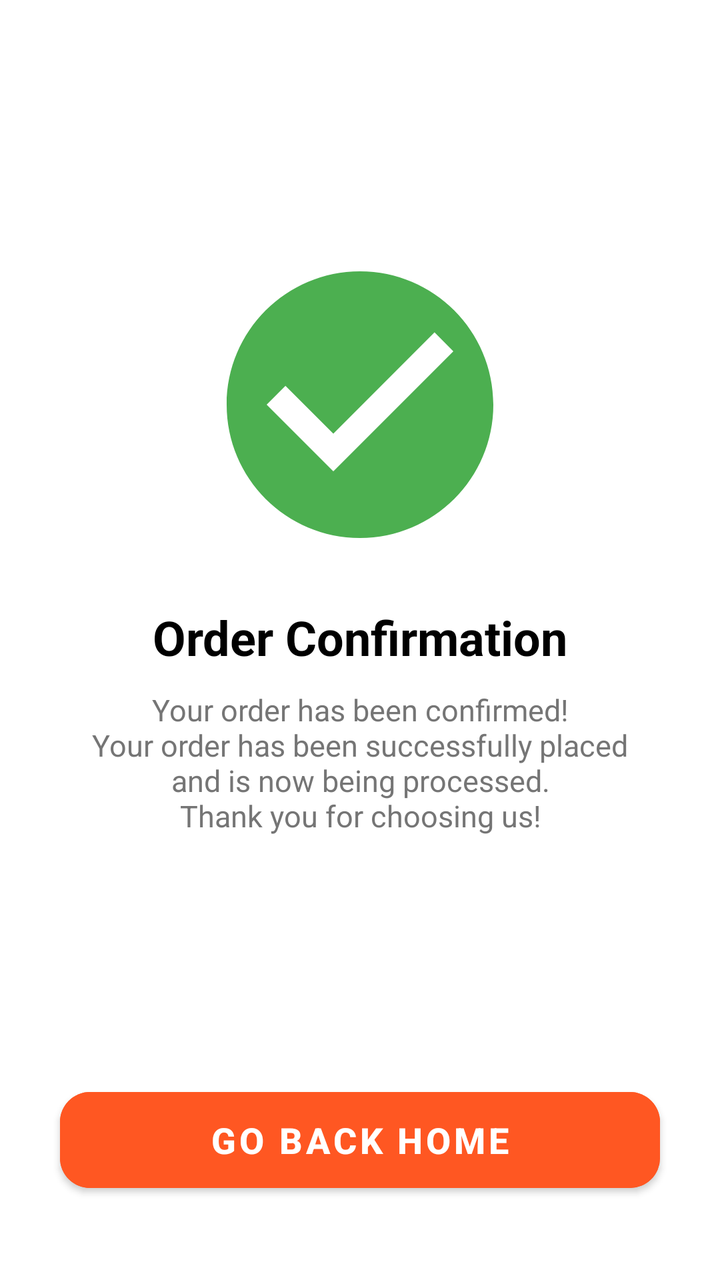
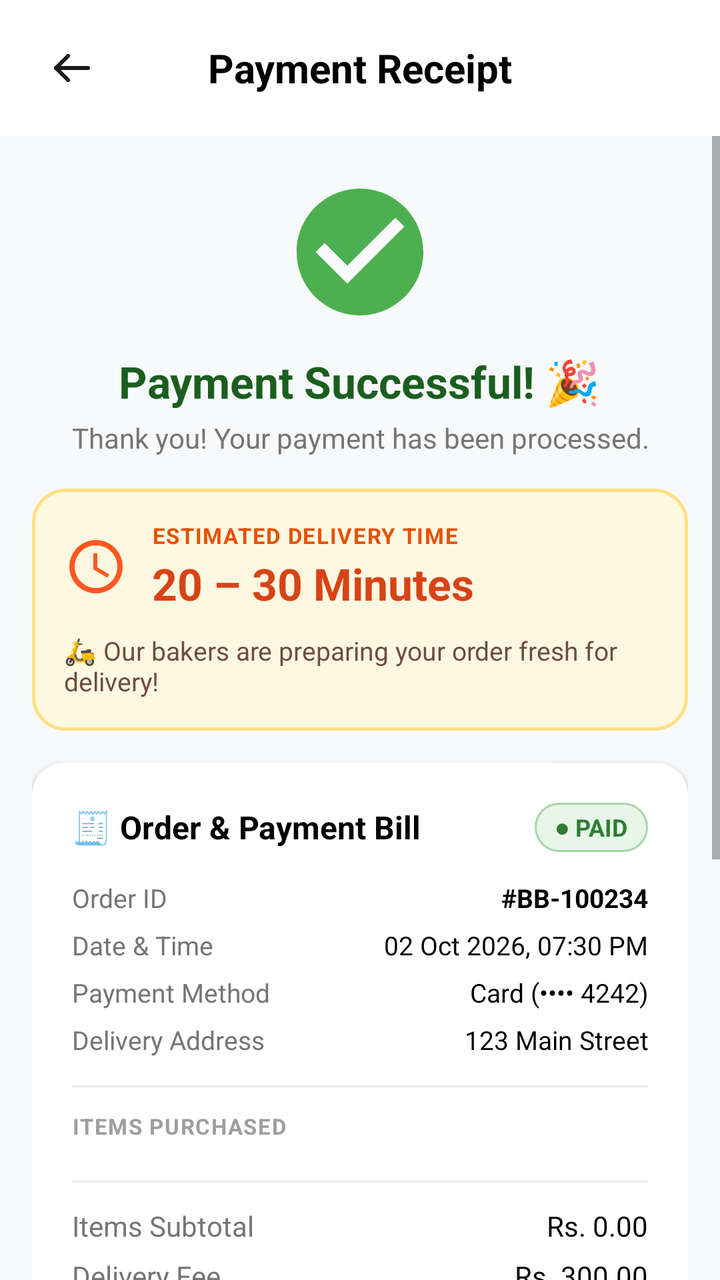

Screens rendered from an Android XML layout before and after an edit, with the pre-edit source and the edit as a unified diff.
<!-- AndroidManifest.xml: application theme Theme.BakeBlissBakery -->
<!-- res/layout/activity_order_confirm.xml -->
<?xml version="1.0" encoding="utf-8"?>
<androidx.constraintlayout.widget.ConstraintLayout xmlns:android="http://schemas.android.com/apk/res/android"
    xmlns:app="http://schemas.android.com/apk/res-auto"
    xmlns:tools="http://schemas.android.com/tools"
    android:id="@+id/main_order_confirm_layout"
    android:layout_width="match_parent"
    android:layout_height="match_parent"
    android:background="#FFFFFF">

    <ImageView
        android:id="@+id/imageViewTick"
        android:layout_width="160dp"
        android:layout_height="160dp"
        android:layout_marginBottom="20dp"
        app:layout_constraintBottom_toTopOf="@+id/tvOrderConfirmTitle"
        app:layout_constraintEnd_toEndOf="parent"
        app:layout_constraintStart_toStartOf="parent"
        app:layout_constraintTop_toTopOf="parent"
        app:layout_constraintVertical_chainStyle="packed"
        app:srcCompat="@drawable/ic_order_success" />

    <TextView
        android:id="@+id/tvOrderConfirmTitle"
        android:layout_width="wrap_content"
        android:layout_height="wrap_content"
        android:layout_marginBottom="10dp"
        android:text="Order Confirmation"
        android:textColor="@color/black"
        android:textSize="24sp"
        android:textStyle="bold"
        app:layout_constraintBottom_toTopOf="@+id/tvOrderConfirmSub"
        app:layout_constraintEnd_toEndOf="parent"
        app:layout_constraintStart_toStartOf="parent"
        app:layout_constraintTop_toBottomOf="@+id/imageViewTick" />

    <TextView
        android:id="@+id/tvOrderConfirmSub"
        android:layout_width="0dp"
        android:layout_height="wrap_content"
        android:layout_marginHorizontal="40dp"
        android:text="Your order has been confirmed!\nYour order has been successfully placed and is now being processed.\nThank you for choosing us!"
        android:textAlignment="center"
        android:textColor="#757575"
        android:textSize="15sp"
        app:layout_constraintBottom_toTopOf="@+id/btnGoHome"
        app:layout_constraintEnd_toEndOf="parent"
        app:layout_constraintStart_toStartOf="parent"
        app:layout_constraintTop_toBottomOf="@+id/tvOrderConfirmTitle" />

    <Button
        android:id="@+id/btnGoHome"
        android:layout_width="match_parent"
        android:layout_height="60dp"
        android:layout_marginHorizontal="30dp"
        android:layout_marginBottom="40dp"
        android:backgroundTint="#FF5722"
        android:text="Go Back Home"
        android:textColor="@color/white"
        android:textSize="18sp"
        android:textStyle="bold"
        app:cornerRadius="15dp"
        app:layout_constraintBottom_toBottomOf="parent"
        app:layout_constraintEnd_toEndOf="parent"
        app:layout_constraintStart_toStartOf="parent" />

</androidx.constraintlayout.widget.ConstraintLayout>
<!-- resources referenced by this layout -->
<resources>
  <color name="black">#FF000000</color>
  <color name="white">#FFFFFFFF</color>
  <!-- drawable ic_order_success (drawable) -->
  <?xml version="1.0" encoding="utf-8"?>
  <vector xmlns:android="http://schemas.android.com/apk/res/android"
      android:width="100dp"
      android:height="100dp"
      android:viewportWidth="24"
      android:viewportHeight="24">
      <path
          android:fillColor="#4CAF50"
          android:pathData="M12,2C6.48,2 2,6.48 2,12s4.48,10 10,10 10,-4.48 10,-10S17.52,2 12,2zM10,17l-5,-5 1.41,-1.41L10,14.17l7.59,-7.59L19,8l-9,9z"/>
  </vector>
  <style name="Theme.BakeBlissBakery" parent="Theme.MaterialComponents.Light.NoActionBar">
          <item name="colorPrimary">@color/colorPrimary</item>
          <item name="colorPrimaryDark">@color/colorPrimaryDark</item>
          <item name="colorAccent">@color/colorAccent</item>
          <item name="android:statusBarColor">@color/white</item>
          <item name="android:windowLightStatusBar">true</item>
      </style>
  <color name="colorPrimary">#FF4B1F</color>
  <color name="colorPrimaryDark">#D84315</color>
  <color name="colorAccent">#FF5722</color>
</resources>

<!-- the commit's change to res/layout/activity_order_confirm.xml (unified diff, before → after) -->
@@ -5,62 +5,465 @@
     android:id="@+id/main_order_confirm_layout"
     android:layout_width="match_parent"
     android:layout_height="match_parent"
-    android:background="#FFFFFF">
-
-    <ImageView
-        android:id="@+id/imageViewTick"
-        android:layout_width="160dp"
-        android:layout_height="160dp"
-        android:layout_marginBottom="20dp"
-        app:layout_constraintBottom_toTopOf="@+id/tvOrderConfirmTitle"
-        app:layout_constraintEnd_toEndOf="parent"
-        app:layout_constraintStart_toStartOf="parent"
-        app:layout_constraintTop_toTopOf="parent"
-        app:layout_constraintVertical_chainStyle="packed"
-        app:srcCompat="@drawable/ic_order_success" />
-
-    <TextView
-        android:id="@+id/tvOrderConfirmTitle"
-        android:layout_width="wrap_content"
+    android:background="#F8F9FA">
+
+    
+    <LinearLayout
+        android:id="@+id/topBarOrderConfirm"
+        android:layout_width="match_parent"
         android:layout_height="wrap_content"
-        android:layout_marginBottom="10dp"
-        android:text="Order Confirmation"
-        android:textColor="@color/black"
-        android:textSize="24sp"
-        android:textStyle="bold"
-        app:layout_constraintBottom_toTopOf="@+id/tvOrderConfirmSub"
-        app:layout_constraintEnd_toEndOf="parent"
-        app:layout_constraintStart_toStartOf="parent"
-        app:layout_constraintTop_toBottomOf="@+id/imageViewTick" />
-
-    <TextView
-        android:id="@+id/tvOrderConfirmSub"
-        android:layout_width="0dp"
-        android:layout_height="wrap_content"
-        android:layout_marginHorizontal="40dp"
-        android:text="Your order has been confirmed!\nYour order has been successfully placed and is now being processed.\nThank you for choosing us!"
-        android:textAlignment="center"
-        android:textColor="#757575"
-        android:textSize="15sp"
-        app:layout_constraintBottom_toTopOf="@+id/btnGoHome"
-        app:layout_constraintEnd_toEndOf="parent"
-        app:layout_constraintStart_toStartOf="parent"
-        app:layout_constraintTop_toBottomOf="@+id/tvOrderConfirmTitle" />
-
-    <Button
-        android:id="@+id/btnGoHome"
+        android:orientation="horizontal"
+        android:gravity="center_vertical"
+        android:paddingHorizontal="16dp"
+        android:paddingVertical="14dp"
+        android:background="@color/white"
+        app:layout_constraintTop_toTopOf="parent">
+
+        <ImageView
+            android:id="@+id/btnBackOrderConfirm"
+            android:layout_width="40dp"
+            android:layout_height="40dp"
+            android:src="@drawable/ic_back_arrow"
+            android:padding="8dp"
+            android:background="?attr/selectableItemBackgroundBorderless"
+            android:clickable="true"
+            android:focusable="true"
+            android:contentDescription="Back" />
+
+        <TextView
+            android:layout_width="0dp"
+            android:layout_weight="1"
+            android:layout_height="wrap_content"
+            android:text="Payment Receipt"
+            android:textSize="20sp"
+            android:textStyle="bold"
+            android:textColor="@color/black"
+            android:gravity="center"
+            android:layout_marginEnd="40dp" />
+    </LinearLayout>
+
+    
+    <ScrollView
         android:layout_width="match_parent"
-        android:layout_height="60dp"
-        android:layout_marginHorizontal="30dp"
-        android:layout_marginBottom="40dp"
-        android:backgroundTint="#FF5722"
-        android:text="Go Back Home"
-        android:textColor="@color/white"
-        android:textSize="18sp"
-        android:textStyle="bold"
-        app:cornerRadius="15dp"
-        app:layout_constraintBottom_toBottomOf="parent"
-        app:layout_constraintEnd_toEndOf="parent"
-        app:layout_constraintStart_toStartOf="parent" />
+        android:layout_height="0dp"
+        android:fillViewport="true"
+        app:layout_constraintTop_toBottomOf="@id/topBarOrderConfirm"
+        app:layout_constraintBottom_toBottomOf="parent">
+
+        <LinearLayout
+            android:layout_width="match_parent"
+            android:layout_height="wrap_content"
+            android:orientation="vertical"
+            android:paddingHorizontal="16dp"
+            android:paddingTop="20dp"
+            android:paddingBottom="30dp">
+
+            
+            <LinearLayout
+                android:layout_width="match_parent"
+                android:layout_height="wrap_content"
+                android:orientation="vertical"
+                android:gravity="center_horizontal"
+                android:layout_marginBottom="16dp">
+
+                <ImageView
+                    android:id="@+id/imageViewTick"
+                    android:layout_width="76dp"
+                    android:layout_height="76dp"
+                    android:src="@drawable/ic_order_success" />
+
+                <TextView
+                    android:id="@+id/tvOrderConfirmTitle"
+                    android:layout_width="wrap_content"
+                    android:layout_height="wrap_content"
+                    android:layout_marginTop="12dp"
+                    android:text="Payment Successful! 🎉"
+                    android:textColor="#1B5E20"
+                    android:textSize="22sp"
+                    android:textStyle="bold" />
+
+                <TextView
+                    android:id="@+id/tvOrderConfirmSub"
+                    android:layout_width="wrap_content"
+                    android:layout_height="wrap_content"
+                    android:layout_marginTop="4dp"
+                    android:text="Thank you! Your payment has been processed."
+                    android:textColor="#757575"
+                    android:textSize="14sp"
+                    android:textAlignment="center" />
+            </LinearLayout>
+
+            
+            <LinearLayout
+                android:layout_width="match_parent"
+                android:layout_height="wrap_content"
+                android:background="@drawable/bg_delivery_card"
+                android:orientation="vertical"
+                android:padding="16dp"
+                android:layout_marginBottom="16dp">
+
+                <LinearLayout
+                    android:layout_width="match_parent"
+                    android:layout_height="wrap_content"
+                    android:orientation="horizontal"
+                    android:gravity="center_vertical">
+
+                    <ImageView
+                        android:layout_width="32dp"
+                        android:layout_height="32dp"
+                        android:src="@drawable/ic_clock"
+                        android:contentDescription="Delivery Time" />
+
+                    <LinearLayout
+                        android:layout_width="0dp"
+                        android:layout_height="wrap_content"
+                        android:layout_weight="1"
+                        android:layout_marginStart="12dp"
+                        android:orientation="vertical">
+
+                        <TextView
+                            android:layout_width="wrap_content"
+                            android:layout_height="wrap_content"
+                            android:text="ESTIMATED DELIVERY TIME"
+                            android:textColor="#E65100"
+                            android:textSize="11sp"
+                            android:textStyle="bold"
+                            android:letterSpacing="0.05" />
+
+                        <TextView
+                            android:id="@+id/tvEstimatedDeliveryTime"
+                            android:layout_width="wrap_content"
+                            android:layout_height="wrap_content"
+                            android:layout_marginTop="2dp"
+                            android:text="20 – 30 Minutes"
+                            android:textColor="#D84315"
+                            android:textSize="22sp"
+                            android:textStyle="bold" />
+                    </LinearLayout>
+                </LinearLayout>
+
+                <TextView
+                    android:layout_width="match_parent"
+                    android:layout_height="wrap_content"
+                    android:layout_marginTop="10dp"
+                    android:text="🛵 Our bakers are preparing your order fresh for delivery!"
+                    android:textColor="#6D4C41"
+                    android:textSize="13sp" />
+            </LinearLayout>
+
+            
+            <androidx.cardview.widget.CardView
+                android:layout_width="match_parent"
+                android:layout_height="wrap_content"
+                android:layout_marginBottom="16dp"
+                app:cardBackgroundColor="@color/white"
+                app:cardCornerRadius="16dp"
+                app:cardElevation="3dp">
+
+                <LinearLayout
+                    android:layout_width="match_parent"
+                    android:layout_height="wrap_content"
+                    android:orientation="vertical"
+                    android:padding="20dp">
+
+                    
+                    <LinearLayout
+                        android:layout_width="match_parent"
+                        android:layout_height="wrap_content"
+                        android:orientation="horizontal"
+                        android:gravity="center_vertical"
+                        android:layout_marginBottom="14dp">
+
+                        <TextView
+                            android:layout_width="0dp"
+                            android:layout_weight="1"
+                            android:layout_height="wrap_content"
+                            android:text="🧾 Order &amp; Payment Bill"
+                            android:textColor="@color/black"
+                            android:textSize="16sp"
+                            android:textStyle="bold" />
+
+                        <TextView
+                            android:id="@+id/tvPaymentStatusBadge"
+                            android:layout_width="wrap_content"
+                            android:layout_height="wrap_content"
+                            android:text="● PAID"
+                            android:textColor="#2E7D32"
+                            android:textSize="12sp"
+                            android:textStyle="bold"
+                            android:background="@drawable/bg_paid_badge"
+                            android:paddingHorizontal="10dp"
+                            android:paddingVertical="4dp" />
+                    </LinearLayout>
+
+                    
+                    <LinearLayout
+                        android:layout_width="match_parent"
+                        android:layout_height="wrap_content"
+                        android:orientation="horizontal"
+                        android:layout_marginBottom="6dp">
+
+                        <TextView
+                            android:layout_width="120dp"
+                            android:layout_height="wrap_content"
+                            android:text="Order ID"
+                            android:textColor="#757575"
+                            android:textSize="13sp" />
+
+                        <TextView
+                            android:id="@+id/tvReceiptOrderId"
+                            android:layout_width="0dp"
+                            android:layout_weight="1"
+                            android:layout_height="wrap_content"
+                            android:text="#BB-100234"
+                            android:textColor="@color/black"
+                            android:textStyle="bold"
+                            android:textSize="13sp"
+                            android:gravity="end" />
+                    </LinearLayout>
+
+                    <LinearLayout
+                        android:layout_width="match_parent"
+                        android:layout_height="wrap_content"
+                        android:orientation="horizontal"
+                        android:layout_marginBottom="6dp">
+
+                        <TextView
+                            android:layout_width="120dp"
+                            android:layout_height="wrap_content"
+                            android:text="Date &amp; Time"
+                            android:textColor="#757575"
+                            android:textSize="13sp" />
+
+                        <TextView
+                            android:id="@+id/tvReceiptDate"
+                            android:layout_width="0dp"
+                            android:layout_weight="1"
+                            android:layout_height="wrap_content"
+                            android:text="02 Oct 2026, 07:30 PM"
+                            android:textColor="@color/black"
+                            android:textSize="13sp"
+                            android:gravity="end" />
+                    </LinearLayout>
+
+                    <LinearLayout
+                        android:layout_width="match_parent"
+                        android:layout_height="wrap_content"
+                        android:orientation="horizontal"
+                        android:layout_marginBottom="6dp">
+
+                        <TextView
+                            android:layout_width="120dp"
+                            android:layout_height="wrap_content"
+                            android:text="Payment Method"
+                            android:textColor="#757575"
+                            android:textSize="13sp" />
+
+                        <TextView
+                            android:id="@+id/tvReceiptPaymentMethod"
+                            android:layout_width="0dp"
+                            android:layout_weight="1"
+                            android:layout_height="wrap_content"
+                            android:text="Card (•••• 4242)"
+                            android:textColor="@color/black"
+                            android:textSize="13sp"
+                            android:gravity="end" />
+                    </LinearLayout>
+
+                    <LinearLayout
+                        android:layout_width="match_parent"
+                        android:layout_height="wrap_content"
+                        android:orientation="horizontal"
+                        android:layout_marginBottom="14dp">
+
+                        <TextView
+                            android:layout_width="120dp"
+                            android:layout_height="wrap_content"
+                            android:text="Delivery Address"
+                            android:textColor="#757575"
+                            android:textSize="13sp" />
+
+                        <TextView
+                            android:id="@+id/tvReceiptAddress"
+                            android:layout_width="0dp"
+                            android:layout_weight="1"
+                            android:layout_height="wrap_content"
+                            android:text="123 Main Street"
+                            android:textColor="@color/black"
+                            android:textSize="13sp"
+                            android:gravity="end" />
+                    </LinearLayout>
+
+                    
+                    <View
+                        android:layout_width="match_parent"
+                        android:layout_height="1dp"
+                        android:background="#EEEEEE"
+                        android:layout_marginBottom="12dp" />
+
+                    
+                    <TextView
+                        android:layout_width="wrap_content"
+                        android:layout_height="wrap_content"
+                        android:text="ITEMS PURCHASED"
+                        android:textColor="#9E9E9E"
+                        android:textSize="11sp"
+                        android:textStyle="bold"
+                        android:letterSpacing="0.05"
+                        android:layout_marginBottom="8dp" />
+
+                    
+                    <LinearLayout
+                        android:id="@+id/layoutReceiptItems"
+                        android:layout_width="match_parent"
+                        android:layout_height="wrap_content"
+                        android:orientation="vertical" />
+
+                    
+                    <View
+                        android:layout_width="match_parent"
+                        android:layout_height="1dp"
+                        android:background="#EEEEEE"
+                        android:layout_marginVertical="12dp" />
+
+                    
+                    <LinearLayout
+                        android:layout_width="match_parent"
+                        android:layout_height="wrap_content"
+                        android:orientation="horizontal"
+                        android:layout_marginBottom="6dp">
+
+                        <TextView
+                            android:layout_width="0dp"
+                            android:layout_weight="1"
+                            android:layout_height="wrap_content"
+                            android:text="Items Subtotal"
+                            android:textColor="#757575"
+                            android:textSize="14sp" />
+
+                        <TextView
+                            android:id="@+id/tvReceiptSubtotal"
+                            android:layout_width="wrap_content"
+                            android:layout_height="wrap_content"
+                            android:text="Rs. 0.00"
+                            android:textColor="@color/black"
+                            android:textSize="14sp" />
+                    </LinearLayout>
+
+                    <LinearLayout
+                        android:layout_width="match_parent"
+                        android:layout_height="wrap_content"
+                        android:orientation="horizontal"
+                        android:layout_marginBottom="10dp">
+
+                        <TextView
+                            android:layout_width="0dp"
+                            android:layout_weight="1"
+                            android:layout_height="wrap_content"
+                            android:text="Delivery Fee"
+                            android:textColor="#757575"
+                            android:textSize="14sp" />
+
+                        <TextView
+                            android:id="@+id/tvReceiptDelivery"
+                            android:layout_width="wrap_content"
+                            android:layout_height="wrap_content"
+                            android:text="Rs. 300.00"
+                            android:textColor="@color/black"
+                            android:textSize="14sp" />
+                    </LinearLayout>
+
+                    
+                    <View
+                        android:layout_width="match_parent"
+                        android:layout_height="1.5dp"
+                        android:background="#BDBDBD"
+                        android:layout_marginBottom="10dp" />
+
+                    
+                    <LinearLayout
+                        android:layout_width="match_parent"
+                        android:layout_height="wrap_content"
+                        android:orientation="horizontal"
+                        android:gravity="center_vertical">
+
+                        <TextView
+                            android:layout_width="0dp"
+                            android:layout_weight="1"
+                            android:layout_height="wrap_content"
+                            android:text="Total Amount Paid"
+                            android:textColor="@color/black"
+                            android:textSize="16sp"
+                            android:textStyle="bold" />
+
+                        <TextView
+                            android:id="@+id/tvReceiptTotal"
+                            android:layout_width="wrap_content"
+                            android:layout_height="wrap_content"
+                            android:text="Rs. 0.00"
+                            android:textColor="#FF5722"
+                            android:textSize="20sp"
+                            android:textStyle="bold" />
+                    </LinearLayout>
+
+                </LinearLayout>
+            </androidx.cardview.widget.CardView>
+
+            
+            <LinearLayout
+                android:layout_width="match_parent"
+                android:layout_height="wrap_content"
+                android:orientation="horizontal"
+                android:gravity="center_vertical"
+                android:background="#ECEFF1"
+                android:padding="12dp"
+                android:layout_marginBottom="20dp">
+
+                <ImageView
+                    android:layout_width="22dp"
+                    android:layout_height="22dp"
+                    android:src="@drawable/ic_notification"
+                    app:tint="#FF5722"
+                    android:contentDescription="Notification Icon" />
+
+                <TextView
+                    android:layout_width="0dp"
+                    android:layout_weight="1"
+                    android:layout_height="wrap_content"
+                    android:layout_marginStart="10dp"
+                    android:text="A confirmation notification has been sent to your device."
+                    android:textColor="#455A64"
+                    android:textSize="12sp" />
+            </LinearLayout>
+
+            
+            <Button
+                android:id="@+id/btnViewOrders"
+                android:layout_width="match_parent"
+                android:layout_height="56dp"
+                android:backgroundTint="#FF5722"
+                android:text="📦 View My Orders"
+                android:textColor="@color/white"
+                android:textSize="16sp"
+                android:textStyle="bold"
+                android:layout_marginBottom="12dp"
+                app:cornerRadius="14dp" />
+
+            <Button
+                android:id="@+id/btnGoHome"
+                android:layout_width="match_parent"
+                android:layout_height="52dp"
+                android:backgroundTint="#FFFFFF"
+                android:text="Go Back Home"
+                android:textColor="#424242"
+                android:textSize="15sp"
+                android:textStyle="bold"
+                android:layout_marginBottom="16dp"
+                app:strokeColor="#BDBDBD"
+                app:strokeWidth="1dp"
+                app:cornerRadius="14dp" />
+
+        </LinearLayout>
+    </ScrollView>
 
 </androidx.constraintlayout.widget.ConstraintLayout>
<!-- resource entries referenced after the edit -->
@@ -2,6 +2,64 @@
 <resources>
   <color name="black">#FF000000</color>
   <color name="white">#FFFFFFFF</color>
+  <!-- drawable bg_delivery_card (drawable) -->
+  <?xml version="1.0" encoding="utf-8"?>
+  <shape xmlns:android="http://schemas.android.com/apk/res/android"
+      android:shape="rectangle">
+      <solid android:color="#FFF8E1" />
+      <stroke android:width="1.5dp" android:color="#FFE082" />
+      <corners android:radius="16dp" />
+  </shape>
+  <!-- drawable bg_paid_badge (drawable) -->
+  <?xml version="1.0" encoding="utf-8"?>
+  <shape xmlns:android="http://schemas.android.com/apk/res/android"
+      android:shape="rectangle">
+      <solid android:color="#E8F5E9" />
+      <stroke android:width="1dp" android:color="#A5D6A7" />
+      <corners android:radius="20dp" />
+  </shape>
+  <!-- drawable ic_back_arrow (drawable) -->
+  <vector xmlns:android="http://schemas.android.com/apk/res/android"
+      android:width="24dp"
+      android:height="24dp"
+      android:viewportWidth="24"
+      android:viewportHeight="24">
+      <path
+          android:fillColor="@android:color/transparent"
+          android:pathData="M20,12L4,12"
+          android:strokeWidth="2"
+          android:strokeColor="#1A1A1A"
+          android:strokeLineCap="round"
+          android:strokeLineJoin="round"/>
+      <path
+          android:fillColor="@android:color/transparent"
+          android:pathData="M10,18l-6,-6 6,-6"
+          android:strokeWidth="2"
+          android:strokeColor="#1A1A1A"
+          android:strokeLineCap="round"
+          android:strokeLineJoin="round"/>
+  </vector>
+  <!-- drawable ic_clock (drawable) -->
+  <vector xmlns:android="http://schemas.android.com/apk/res/android"
+      android:width="24dp"
+      android:height="24dp"
+      android:viewportWidth="24"
+      android:viewportHeight="24">
+      <path
+          android:fillColor="#FF5722"
+          android:pathData="M11.99,2C6.47,2 2,6.48 2,12s4.47,10 9.99,10C17.52,22 22,17.52 22,12S17.52,2 11.99,2zM12,20c-4.42,0 -8,-3.58 -8,-8s3.58,-8 8,-8 8,3.58 8,8 -3.58,8 -8,8zM12.5,7H11v6l5.25,3.15 0.75,-1.23 -4.5,-2.67z"/>
+  </vector>
+  <!-- drawable ic_notification (drawable) -->
+  <?xml version="1.0" encoding="utf-8"?>
+  <vector xmlns:android="http://schemas.android.com/apk/res/android"
+      android:width="24dp"
+      android:height="24dp"
+      android:viewportWidth="24"
+      android:viewportHeight="24">
+      <path
+          android:fillColor="#000000"
+          android:pathData="M12,22c1.1,0 2,-0.9 2,-2h-4c0,1.1 0.9,2 2,2zM18,16v-5c0,-3.07 -1.63,-5.64 -4.5,-6.32V4c0,-0.83 -0.67,-1.5 -1.5,-1.5s-1.5,0.67 -1.5,1.5v0.68C7.64,5.36 6,7.92 6,11v5l-2,2v1h16v-1l-2,-2z"/>
+  </vector>
   <!-- drawable ic_order_success (drawable) -->
   <?xml version="1.0" encoding="utf-8"?>
   <vector xmlns:android="http://schemas.android.com/apk/res/android"
